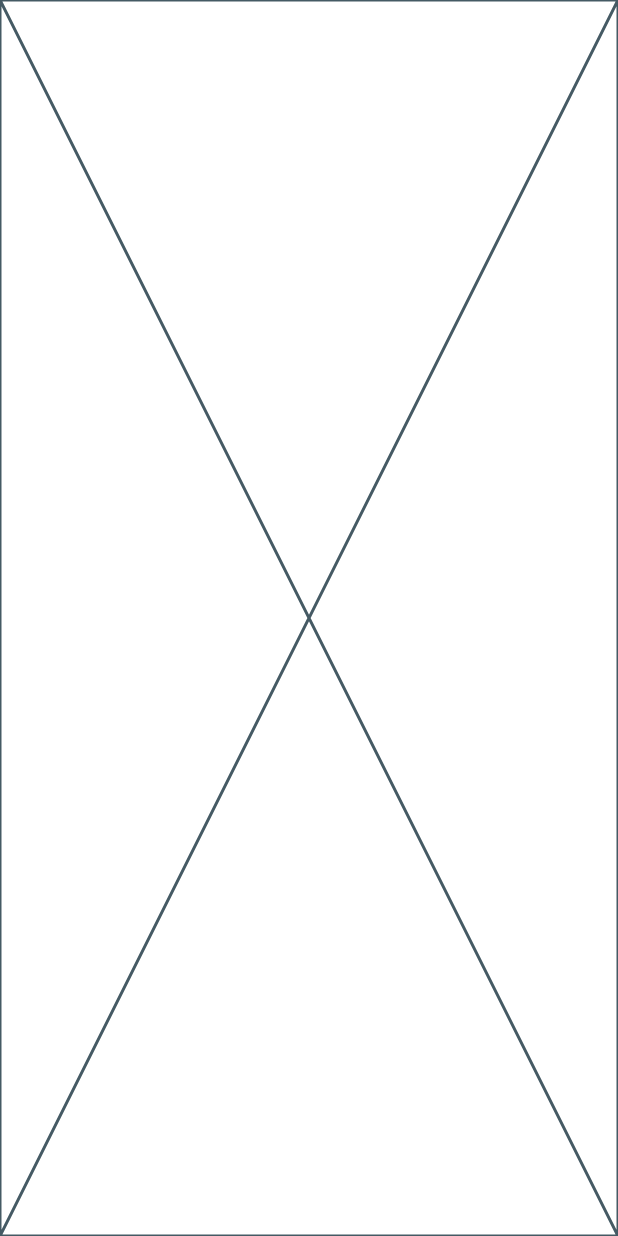
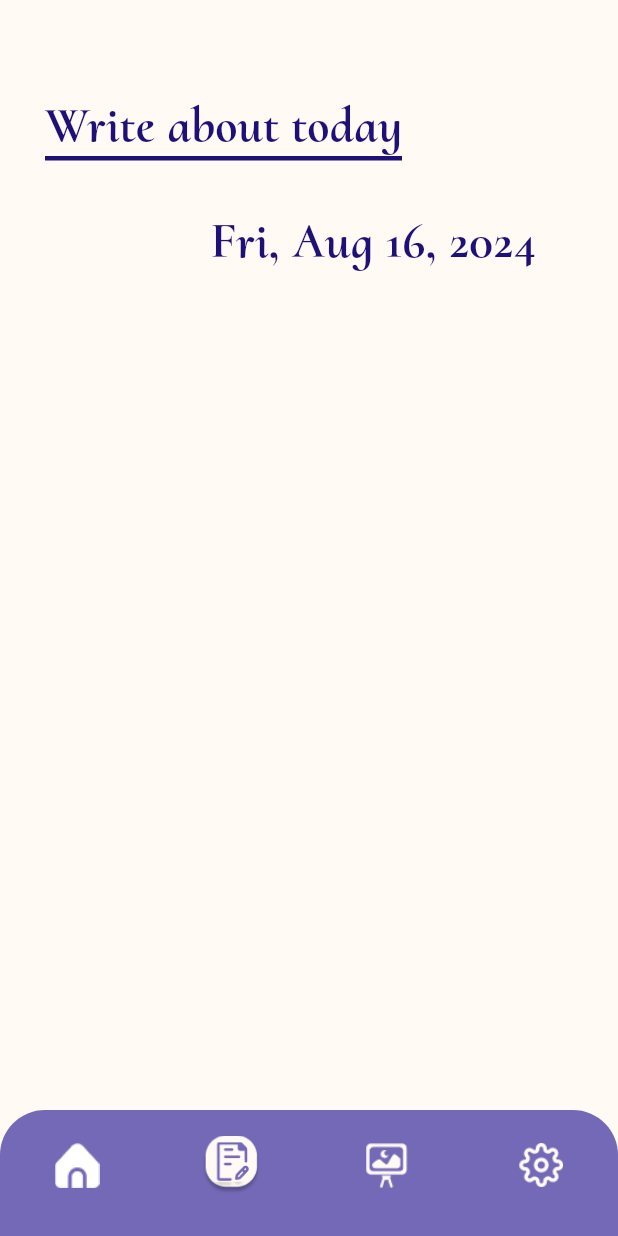
Before and after one commit to Hananebellala/Journal-App, a Flutter app: the Home screen opened directly, item 2 of the bottom bar chosen, on a phone screen of 412 x 824 dp. Run offline on Flutter 3.47's test engine with Material 3 defaults, Android fonts, the phone set to English and light mode, and no system bars; our stand-ins replace image_picker, shared_preferences, shimmer, sqflite; accounts and stored records are empty.

Commit message:
Started Edit Page

```diff
--- a/lib/features/HomePage/Widgets/NavBar.dart
+++ b/lib/features/HomePage/Widgets/NavBar.dart
@@ -40,7 +40,7 @@ class NavBar extends StatelessWidget {
   @override
   Widget build(BuildContext context) {
     return Container(
-      height: 80,
+      height: 84,
       decoration: const BoxDecoration(
         color: Color(0xFF7469B6),
         borderRadius: BorderRadius.only(
@@ -62,8 +62,8 @@ class NavBar extends StatelessWidget {
                 currentIndex == 0
                     ? 'assets/Home_on.png'
                     : 'assets/home_off.png',
-                width: 34.44,
-                height: 34.44,
+                width: currentIndex == 0 ? 34.44 : 30.0,
+                height: currentIndex == 0 ? 34.44 : 30.0,
               ),
               label: '',
             ),
@@ -72,8 +72,8 @@ class NavBar extends StatelessWidget {
                 currentIndex == 1
                     ? 'assets/Edit_on.png'
                     : 'assets/Edit_off.png',
-                width: 34.44,
-                height: 34.44,
+                width: currentIndex == 1 ? 40 : 30.0,
+                height: currentIndex == 1 ? 40 : 30.0,
               ),
               label: '',
             ),
@@ -82,8 +82,8 @@ class NavBar extends StatelessWidget {
                 currentIndex == 2
                     ? 'assets/Gallery_on.png'
                     : 'assets/Gallery_off.png',
-                width: 34.44,
-                height: 34.44,
+                width: currentIndex == 2 ? 34.44 : 30.0,
+                height: currentIndex == 2 ? 34.44 : 30.0,
               ),
               label: '',
             ),
@@ -92,8 +92,8 @@ class NavBar extends StatelessWidget {
                 currentIndex == 3
                     ? 'assets/Settings_on.png'
                     : 'assets/Settings_off.png',
-                width: 34.44,
-                height: 34.44,
+                width: currentIndex == 3 ? 34.44 : 30.0,
+                height: currentIndex == 3 ? 34.44 : 30.0,
               ),
               label: '',
             ),
--- a/lib/features/WritePage/Screens/Write.dart
+++ b/lib/features/WritePage/Screens/Write.dart
@@ -1,4 +1,7 @@
 import 'package:flutter/material.dart';
+import 'package:my_journey/features/HomePage/Widgets/NavBar.dart';
+import 'package:intl/intl.dart';
+
 class Write extends StatefulWidget {
   const Write({super.key});
 
@@ -7,8 +10,73 @@ class Write extends StatefulWidget {
 }
 
 class _WriteState extends State<Write> {
+  String formattedDate = '';
+
+  @override
+  void initState() {
+    super.initState();
+    _setFormattedDate();
+  }
+
+  void _setFormattedDate() {
+    try {
+      final now = DateTime.now();
+      final formatter = DateFormat('EEE, MMM d, yyyy');
+      setState(() {
+        formattedDate = formatter.format(now);
+      });
+    } catch (e) {
+      print('Error formatting date: $e');
+    }
+  }
+
   @override
   Widget build(BuildContext context) {
-    return const Placeholder();
+    return Scaffold(
+      backgroundColor: const Color(0xFFFFFAF3),
+      body: Column(
+        crossAxisAlignment: CrossAxisAlignment.start,
+        children: [
+          Padding(
+            padding: const EdgeInsets.only(top: 60, left: 30, right: 20),
+            child: Stack(
+              children: [
+                Text(
+                  'Write about today',
+                  style: TextStyle(
+                    fontSize: 33,
+                    color: const Color(0xFF1E1077),
+                    fontWeight: FontWeight.bold,
+                    fontFamily: 'CormorantUpright',
+                  ),
+                ),
+                Positioned(
+                  bottom: 0, // Adjust the distance between text and underline
+                  left: 0,
+                  child: Container(
+                    width: 250, // Width of the underline, adjust as needed
+                    color: const Color(0xFF1E1077),
+                    height: 3.0, // Thickness of the underline
+                  ),
+                ),
+              ],
+            ),
+          ),
+          Padding(
+            padding: const EdgeInsets.only(top: 30, left: 140, right: 20),
+            child: Text(
+              formattedDate.isNotEmpty ? formattedDate : 'Date not available',
+              style: TextStyle(
+                fontSize: 33,
+                color: const Color(0xFF1E1077),
+                fontWeight: FontWeight.bold,
+                fontFamily: 'CormorantUpright',
+              ),
+            ),
+          ),
+        ],
+      ),
+      bottomNavigationBar: NavBar(currentIndex: 1),
+    );
   }
 }
--- a/pubspec.yaml
+++ b/pubspec.yaml
@@ -17,6 +17,7 @@ dependencies:
   image_picker: ^1.1.2
   sqflite: ^2.3.3+1
   shared_preferences: 2.2.3
+  intl: ^0.19.0
 
 dev_dependencies:
   flutter_test:
```
Also changed, not shown: lib/features/HomePage/Screens/home.dart (+18 -19 lines), lib/features/HomePage/Widgets/WriteButton.dart (+24 -0 lines), pubspec.lock.
